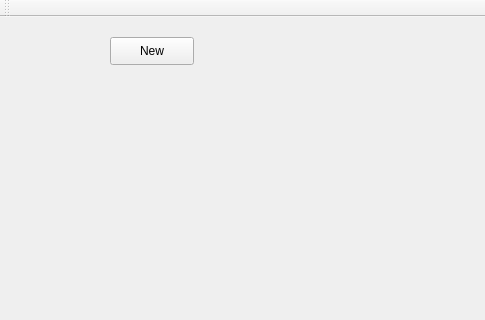
First picture: the form in student/13/tetris/mainwindow.ui, repository X4mirual/TIE-02201-Programming-2-Basics, before the edit; both pictures show x 0 to 485 and y 0 to 320 of the 701 by 691 pixel window.
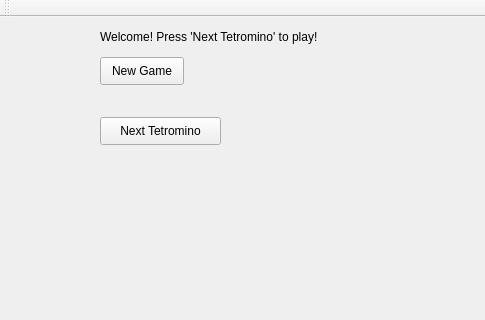
Second picture: the form after the edit.

Commit message: putoava tetromino valitaan randomilla, tetrominoja voi liikuttaa sivuttaissuunnassa putoamisen ajan, peli päättyy tetrominon osuessa alueen ylärajaan

What changed in the file:
```diff
--- a/student/13/tetris/mainwindow.ui
+++ b/student/13/tetris/mainwindow.ui
@@ -27,14 +27,40 @@
    <widget class="QPushButton" name="dropTetromino">
     <property name="geometry">
      <rect>
-      <x>110</x>
-      <y>20</y>
+      <x>100</x>
+      <y>100</y>
+      <width>121</width>
+      <height>28</height>
+     </rect>
+    </property>
+    <property name="text">
+     <string>Next Tetromino</string>
+    </property>
+   </widget>
+   <widget class="QLabel" name="gameStatus">
+    <property name="geometry">
+     <rect>
+      <x>100</x>
+      <y>10</y>
+      <width>291</width>
+      <height>20</height>
+     </rect>
+    </property>
+    <property name="text">
+     <string>Welcome! Press 'Next Tetromino' to play!</string>
+    </property>
+   </widget>
+   <widget class="QPushButton" name="newGameButton">
+    <property name="geometry">
+     <rect>
+      <x>100</x>
+      <y>40</y>
       <width>84</width>
       <height>28</height>
      </rect>
     </property>
     <property name="text">
-     <string>New</string>
+     <string>New Game</string>
     </property>
    </widget>
   </widget>
```
Left out of the diff: 2 changed lines with no effect on the pictures. The commit also changes 2 other files.
